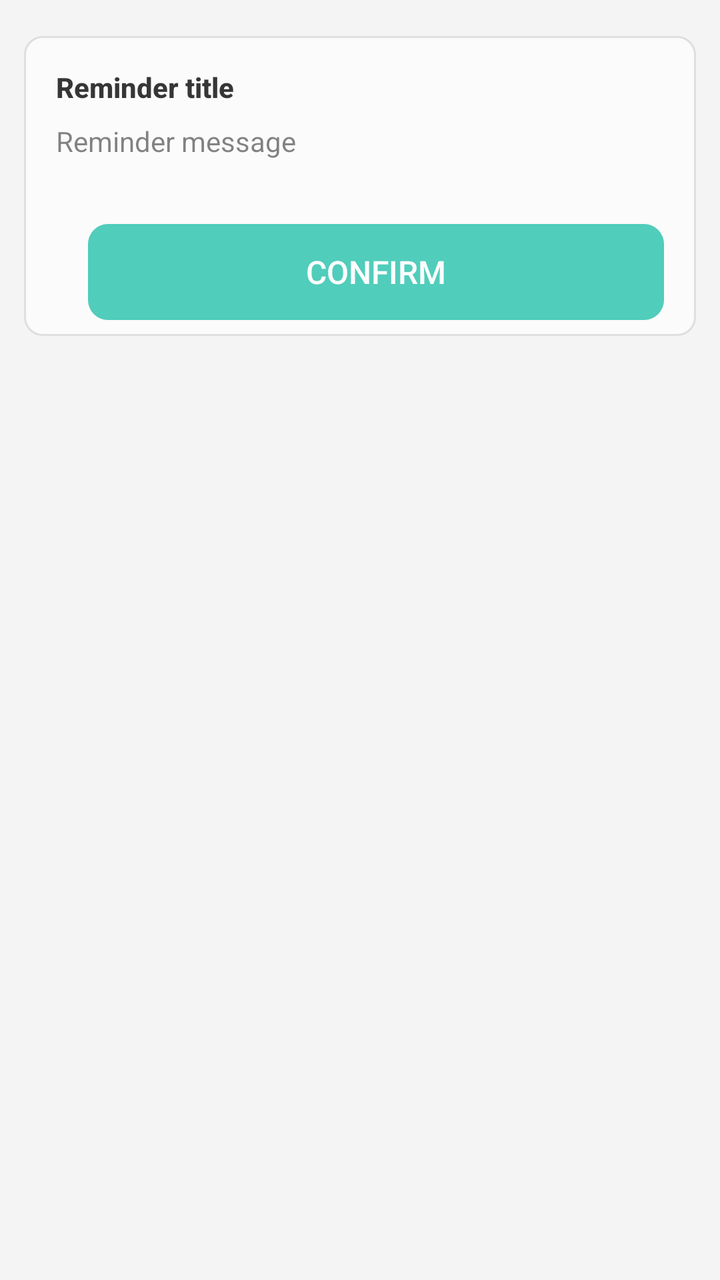
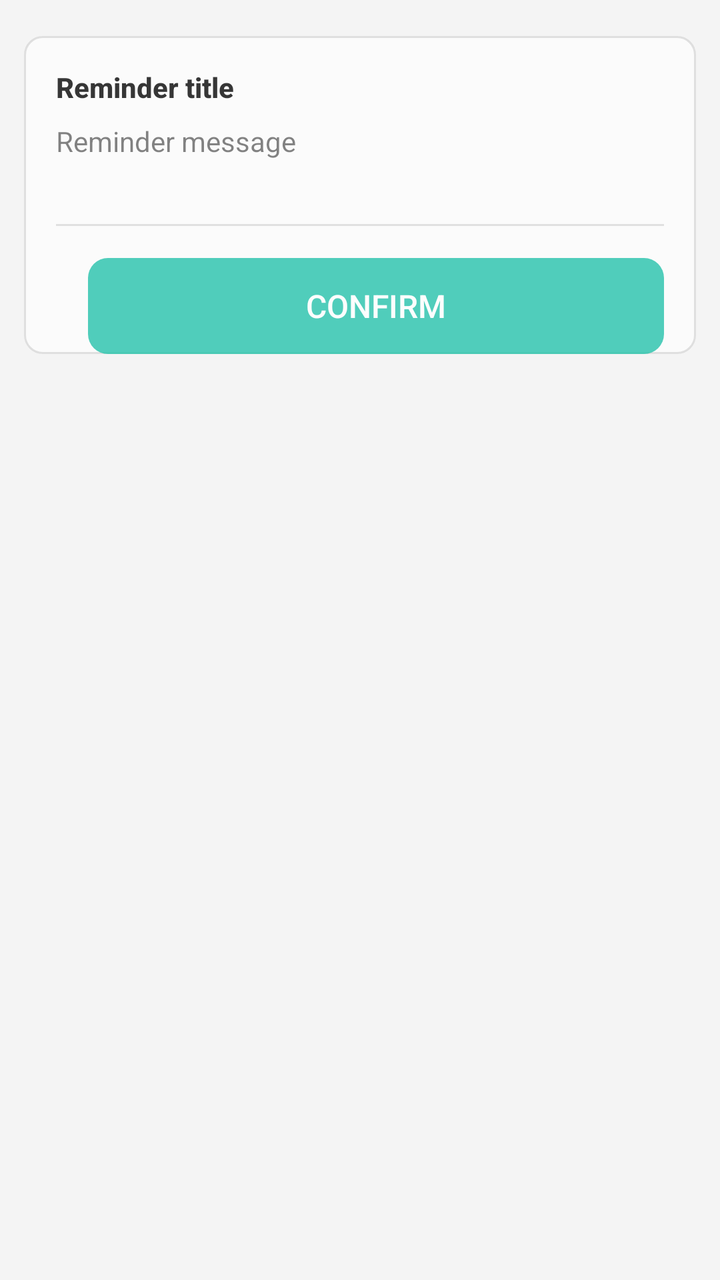

The first picture is an Android layout as it rendered before a commit; the second is the same layout after the commit. The layout source and the unified diff follow.
<!-- AndroidManifest.xml: application theme AppTheme -->
<!-- res/layout/dialog_alert.xml -->
<?xml version="1.0" encoding="utf-8"?>
<ScrollView
    xmlns:android="http://schemas.android.com/apk/res/android"
    android:overScrollMode="never"
    android:layout_width="match_parent"
    android:layout_height="match_parent">

    <LinearLayout
        android:layout_width="match_parent"
        android:layout_height="wrap_content"
        android:orientation="vertical"
        android:padding="12dp">

        <LinearLayout
            android:alpha="0.9"
            android:layout_width="match_parent"
            android:layout_height="wrap_content"
            android:minHeight="150dp"
            android:layout_marginTop="6dp"
            android:background="@drawable/krscript_item_ripple_kon"
            android:orientation="vertical">

            <TextView
                android:id="@+id/confirm_title"
                android:paddingStart="16dp"
                android:paddingEnd="16dp"
                android:paddingTop="16dp"
                style="@style/textTitle"
                android:layout_width="match_parent"
                android:layout_height="wrap_content"
                android:text="@string/confirm_title" />
            <TextView
                android:id="@+id/confirm_message"
                android:textIsSelectable="true"
                android:paddingStart="16dp"
                android:paddingEnd="16dp"
                android:paddingTop="8dp"
                android:paddingBottom="16dp"
                android:text="@string/confirm_message"
                android:layout_width="match_parent"
                android:layout_height="wrap_content" />

            <FrameLayout
                android:id="@+id/confirm_custom_view"
                android:layout_width="match_parent"
                android:layout_height="wrap_content" />

            <LinearLayout
                android:layout_marginTop="16dp"
                android:layout_marginHorizontal="16dp"
                android:orientation="horizontal"
                android:layout_width="match_parent"
                android:layout_height="wrap_content">

                <Button
                    android:id="@+id/btn_confirm"
                    style="@style/dialogConfirmBtn"
                    android:text="@string/btn_confirm">
                </Button>
            </LinearLayout>
        </LinearLayout>

    </LinearLayout>
</ScrollView>
<!-- resources referenced by this layout -->
<resources>
  <string name="btn_confirm">Confirm</string>
  <string name="confirm_message">Reminder message</string>
  <string name="confirm_title">Reminder title</string>
  <style name="dialogConfirmBtn" parent="dialogLargeBtn">
          <item name="android:textColor">#FFFFFF</item>
          <item name="android:background">@drawable/btn_bg_large</item>
      </style>
  <style name="textTitle">
          <item name="android:textColor">?android:attr/textColorPrimary</item>
          <item name="android:textStyle">bold</item>
          <item name="android:textSize">14dp</item>
      </style>
  <!-- drawable btn_bg_large (drawable) -->
  <?xml version="1.0" encoding="utf-8"?>
  <selector xmlns:android="http://schemas.android.com/apk/res/android">
      <item android:drawable="@drawable/btn_bg_active_large" android:state_pressed="true" />
      <item android:drawable="@drawable/btn_bg_disabled_large" android:state_enabled="false" />
      <item android:drawable="@drawable/btn_bg_inactive_large" />
  </selector>
  <color name="colorPrimary">#64CDB6</color>
  <color name="colorPrimaryDark">#30C7B6</color>
  <color name="colorAccent">#0dbda2</color>
  <color name="colorParseDark">#20605f5f</color>
  <color name="colorPirmDark">#20000000</color>
  <color name="status_bg_light">@android:color/white</color>
  <style name="AppTheme.AppBarOverlay.Light" parent="ThemeOverlay.AppCompat.ActionBar">
          <item name="titleTextColor">?android:textColorPrimary</item>
          <item name="subtitleTextColor">?android:textColorSecondary</item>
          <item name="colorControlNormal">?android:textColorPrimary</item>
          <item name="android:foregroundTint">?android:textColorSecondary</item>
          <item name="android:foregroundTintMode">screen</item>
      </style>
  <color name="window_bg_light">#f4f4f4</color>
  <color name="cardBgLight">#CCFFFFFF</color>
  <!-- drawable btn_bg_active_large (drawable) -->
  <?xml version="1.0" encoding="utf-8"?>
  <shape xmlns:android="http://schemas.android.com/apk/res/android"
      android:shape="rectangle">
      <solid android:color="#0E828282" />
      
      
      <corners android:radius="10dp" />
  
      
      <padding
          android:bottom="0dp"
          android:left="0dp"
          android:right="0dp"
          android:top="0dp" />
  </shape>
  <!-- drawable btn_bg_inactive_large (drawable) -->
  <?xml version="1.0" encoding="utf-8"?>
  <shape xmlns:android="http://schemas.android.com/apk/res/android"
      android:shape="rectangle">
      <solid android:color="?android:colorAccent" />
      
      
      <corners android:radius="10dp" />
  
      
      <padding
          android:bottom="0dp"
          android:left="0dp"
          android:right="0dp"
          android:top="0dp" />
  </shape>
  <!-- drawable seekbar_thumb (drawable) -->
  <?xml version="1.0" encoding="utf-8"?>
  <shape xmlns:android="http://schemas.android.com/apk/res/android">
      <solid android:color="@android:color/transparent" />
      <corners android:radius="10dp" />
      <size
          android:width="12dp"
          android:height="12dp" />
  </shape>
  <!-- drawable switch_track_disabled (drawable) -->
  <?xml version="1.0" encoding="utf-8"?>
  <shape xmlns:android="http://schemas.android.com/apk/res/android">
      <solid android:color="#22888888" />
      <corners android:radius="10dp" />
      <size android:width="66dp" android:height="20dp" />
  </shape>
  <!-- drawable switch_track_open (drawable) -->
  <?xml version="1.0" encoding="utf-8"?>
  <shape xmlns:android="http://schemas.android.com/apk/res/android">
      <solid android:color="?android:colorAccent" />
      <corners android:radius="10dp" />
      <size android:width="66dp" android:height="20dp" />
  </shape>
  <!-- drawable switch_track_close (drawable) -->
  <?xml version="1.0" encoding="utf-8"?>
  <shape xmlns:android="http://schemas.android.com/apk/res/android">
      <solid android:color="#44888888" />
      <corners android:radius="10dp" />
      <size android:width="66dp" android:height="20dp" />
  </shape>
  <!-- unchanged entries left out for length: 12 -->
</resources>

<!-- the commit's change to res/layout/dialog_alert.xml (unified diff, before → after) -->
@@ -44,7 +44,15 @@
                 android:id="@+id/confirm_custom_view"
                 android:layout_width="match_parent"
                 android:layout_height="wrap_content" />
-
+                
+            
+            <View
+                android:layout_width="match_parent"
+                android:layout_height="1dp"
+                android:layout_marginHorizontal="16dp"
+                android:layout_marginTop="16dp"
+                android:background="?android:attr/listDivider" />
+                
             <LinearLayout
                 android:layout_marginTop="16dp"
                 android:layout_marginHorizontal="16dp"
